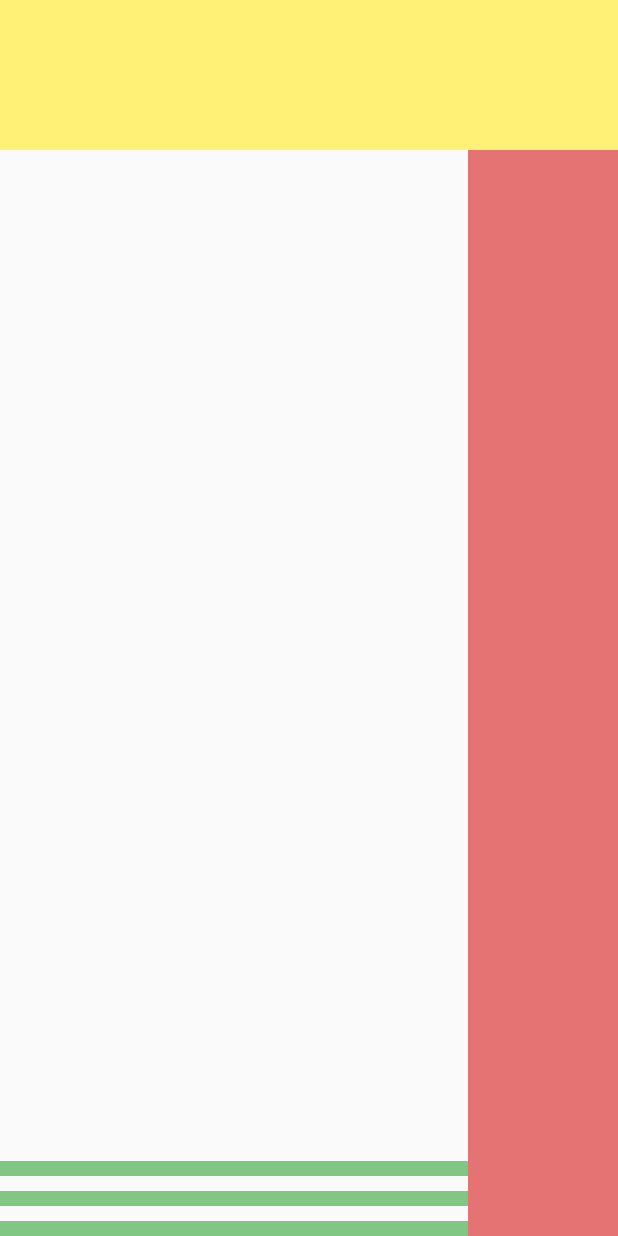
After one commit to impactpractise/peach, a Flutter app: the NewExplore screen opened directly, on a phone screen of 412 x 824 dp. The commit adds this screen. Run offline on Flutter 3.47's test engine with Material 2 defaults, Android fonts, the phone set to English and light mode, and no system bars; our stand-ins replace cached_network_image, cloud_firestore, firebase_storage, flutter_svg, geolocator, google_sign_in and 2 more; missing offline and left inert: animator; accounts and stored records are empty.

Commit message:
feat/ui: split screen into sections

```diff
--- a/lib/screens/home.dart
+++ b/lib/screens/home.dart
@@ -5,7 +5,7 @@ import 'package:flutter/material.dart';
 import 'package:google_sign_in/google_sign_in.dart';
 import 'package:peach/models/user.dart';
 import 'package:peach/screens/activity_feed.dart';
-import 'package:peach/screens/explore.dart';
+import 'package:peach/screens/new_explore.dart';
 import 'package:peach/screens/profile.dart';
 import 'package:peach/screens/search.dart';
 import 'package:peach/screens/upload.dart';
@@ -130,7 +130,8 @@ class _HomeState extends State<Home> {
     return Scaffold(
         body: PageView(
           children: <Widget>[
-            Explore(currentUser: currentUser),
+            //Explore(currentUser: currentUser),
+            NewExplore(),
             ActivityFeed(),
             Upload(currentUser: currentUser),
             Search(),
--- /dev/null
+++ b/lib/screens/new_explore.dart
@@ -0,0 +1,53 @@
+import 'package:flutter/material.dart';
+
+class NewExplore extends StatefulWidget {
+  @override
+  _NewExploreState createState() => _NewExploreState();
+}
+
+class _NewExploreState extends State<NewExplore> {
+  Widget get topSection => Container(
+        height: 100.0,
+        color: Colors.yellow[300],
+      );
+
+  Widget get postDescription => Expanded(
+          child: Column(mainAxisSize: MainAxisSize.min, children: <Widget>[
+        Container(
+            height: 10,
+            color: Colors.green[300],
+            margin: EdgeInsets.only(top: 10)),
+        Container(
+            height: 10,
+            color: Colors.green[300],
+            margin: EdgeInsets.only(top: 10)),
+        Container(
+            height: 10,
+            color: Colors.green[300],
+            margin: EdgeInsets.only(top: 10))
+      ]));
+
+  Widget get actionsToolbar => Container(width: 100, color: Colors.red[300]);
+
+  Widget get middleSection => Expanded(
+        child: Row(
+          mainAxisSize: MainAxisSize.max,
+          crossAxisAlignment: CrossAxisAlignment.end,
+          children: <Widget>[postDescription, actionsToolbar],
+        ),
+      );
+
+  @override
+  Widget build(BuildContext context) {
+    return Scaffold(
+      body: Column(
+        children: <Widget>[
+          //Top section
+          topSection,
+          //Middle section
+          middleSection
+        ],
+      ),
+    );
+  }
+}
```
